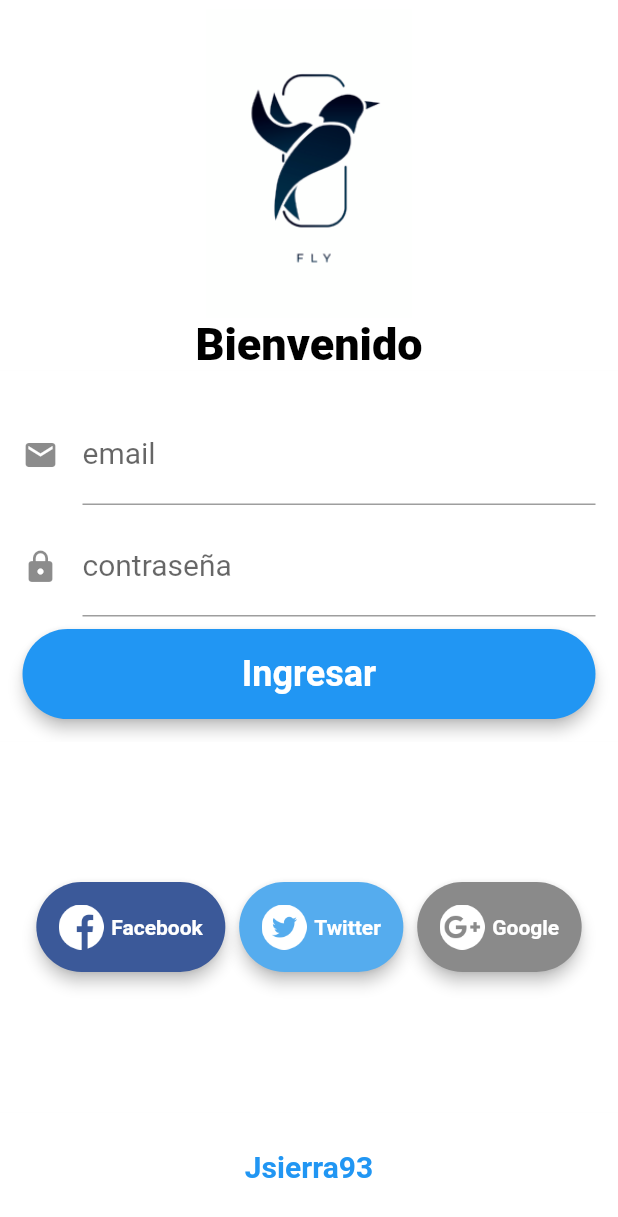
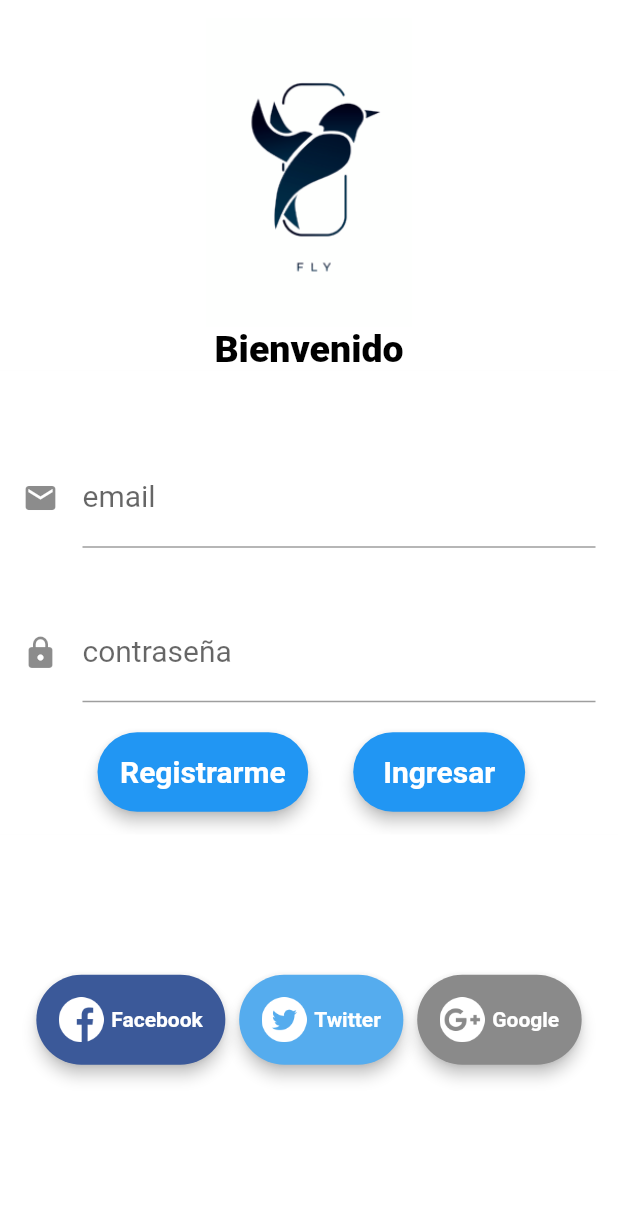
Before and after one commit to jsierra93/Login_Flutter_Local, a Flutter app: the screen it shows after launch, on a phone screen of 412 x 824 dp. Shown: the top 1217 px of the screen. Run offline on Flutter 3.47's test engine with Material 2 defaults, Android fonts, the phone set to English and light mode, and no system bars; our stand-ins replace sqflite; accounts and stored records are empty.

Commit message:
Se agrega boton registrar desde el mismo formulario de login funcionando

```diff
--- a/lib/pages/login_page.dart
+++ b/lib/pages/login_page.dart
@@ -1,4 +1,5 @@
 import 'package:flutter/material.dart';
+import 'package:login_flutter_local/model/User.dart';
 import 'package:login_flutter_local/pages/home_page.dart';
 import 'package:login_flutter_local/providers/login_provider.dart';
 import 'package:login_flutter_local/services/user_db.dart';
@@ -56,7 +57,7 @@ class _LoginPageState extends State<LoginPage> {
                 'Bienvenido',
                 textAlign: TextAlign.center,
                 style: TextStyle(
-                    fontSize: 30,
+                    fontSize: 25,
                     color: Colors.black,
                     decoration: TextDecoration.none,
                     fontWeight: FontWeight.w800),
@@ -69,12 +70,12 @@ class _LoginPageState extends State<LoginPage> {
   Widget _formContainer() {
     var loginProvider = Provider.of<LoginProvider>(context);
     var hidePass = true;
-    var _email;
-    var _pass;
+    String email;
+    String pass;
     return Container(
         padding: EdgeInsets.all(15.0),
         color: Colors.white,
-        height: (MediaQuery.of(context).size.height / 4) * 1.2,
+        height: (MediaQuery.of(context).size.height / 4) * 1.5,
         child: Form(
           key: _formKey,
           child: Column(
@@ -83,8 +84,8 @@ class _LoginPageState extends State<LoginPage> {
               TextFormField(
                   keyboardType: TextInputType.emailAddress,
                   onSaved: (value) {
-                    loginProvider.user = value;
-                    _email = value;
+                    email = value;
+                    loginProvider.email = value;
                   },
                   style: TextStyle(fontSize: 20),
                   decoration: InputDecoration(
@@ -92,8 +93,8 @@ class _LoginPageState extends State<LoginPage> {
               Spacer(),
               TextFormField(
                   onSaved: (value) {
+                    pass = value;
                     loginProvider.pass = value;
-                    _pass = value;
                   },
                   obscureText: hidePass,
                   style: TextStyle(fontSize: 20),
@@ -101,34 +102,93 @@ class _LoginPageState extends State<LoginPage> {
                     labelText: 'contraseña',
                     icon: Icon(Icons.lock),
                   )),
-              Spacer(),
-              Container(
+              SizedBox(
+                height: 20,
+              ),
+              Padding(
+                padding: const EdgeInsets.only(left: 50),
+                child: Row(
+                  children: <Widget>[
+                    RaisedButton(
+                        shape: StadiumBorder(),
+                        elevation: 4,
+                        child: Text('Registrarme',
+                            style: TextStyle(
+                                fontSize: 20, fontWeight: FontWeight.bold)),
+                        padding: EdgeInsets.all(15),
+                        color: Colors.blue,
+                        textColor: Colors.white,
+                        splashColor: Colors.black45,
+                        onPressed: () {
+                          final form = _formKey.currentState;
+                          form.save();
+                          form.reset();
+                          UserDb.db
+                              .insertUser(new User(
+                                  email: email, pass: pass, profile: 'admin'))
+                              .then((cantRegistro) {
+                                print('registrado : $cantRegistro');
+                            if (cantRegistro) {
+                              loginProvider.isLogin = true;
+                              FocusScope.of(context).requestFocus(
+                                  FocusNode()); // para ocultar el teclado
+                              Navigator.push(context,
+                                  MaterialPageRoute(builder: (context) {
+                                return (HomePage());
+                              }));
+                            } else {
+                              _dialogErrorAutent();
+                            }
+                          });
+                        }),
+                    SizedBox(
+                      width: 30,
+                    ),
+                    RaisedButton(
+                        shape: StadiumBorder(),
+                        elevation: 4,
+                        child: Text(' Ingresar ',
+                            style: TextStyle(
+                                fontSize: 20, fontWeight: FontWeight.bold)),
+                        padding: EdgeInsets.all(15),
+                        color: Colors.blue,
+                        textColor: Colors.white,
+                        splashColor: Colors.black45,
+                        onPressed: () {
+                          final form = _formKey.currentState;
+                          form.save();
+                          form.reset();
+                          UserDb.db.authenticator(email, pass).then((isLogin) {
+                            if (isLogin) {
+                              loginProvider.isLogin = true;
+                              FocusScope.of(context).requestFocus(
+                                  FocusNode()); // para ocultar el teclado
+                              Navigator.push(context,
+                                  MaterialPageRoute(builder: (context) {
+                                return (HomePage());
+                              }));
+                            } else {
+                              _dialogErrorAutent();
+                            }
+                          });
+                        }),
+                  ],
+                ),
+              ),
+              /*Container(
                 width: double.infinity,
-                height: 60,
+                height: 50,
                 child: RaisedButton(
                     shape: StadiumBorder(),
                     elevation: 4,
                     child: Text('Ingresar',
                         style: TextStyle(
                             fontSize: 24, fontWeight: FontWeight.bold)),
-                    padding: EdgeInsets.all(15),
+                    padding: EdgeInsets.all(10),
                     color: Colors.blue,
                     textColor: Colors.white,
                     splashColor: Colors.black45,
                     onPressed: () {
-                      /*
-                      print('All Users');
-                      UserDb.db.getUsers().then(
-                        (userList) {
-                          userList.forEach((user) {
-                            print(user.toString());
-                          });
-                        },
-                      );
-                     UserDb.db.deleteUser('jsierra93@hotmail.com').then((val) {
-                        print(val);
-                      });*/
-
                       final form = _formKey.currentState;
                       form.save();
                       form.reset();
@@ -142,13 +202,28 @@ class _LoginPageState extends State<LoginPage> {
                               MaterialPageRoute(builder: (context) {
                             return (HomePage());
                           }));
-                        }else{
+                        } else {
                           _dialogErrorAutent();
                         }
                       });
                       loginProvider.isLogin = true;
                     }),
               ),
+              Container(
+                width: double.infinity,
+                height: 30,
+                child: RaisedButton(
+                    shape: StadiumBorder(),
+                    elevation: 4,
+                    child: Text('Registrar',
+                        style: TextStyle(
+                            fontSize: 24, fontWeight: FontWeight.bold)),
+                    padding: EdgeInsets.all(10),
+                    color: Colors.blue,
+                    textColor: Colors.white,
+                    splashColor: Colors.black45,
+                    onPressed: () {}),
+              ),*/
             ],
           ),
         ));
```
Also changed, not shown: lib/providers/login_provider.dart (+32 -0 lines), lib/services/user_db.dart (+22 -15 lines).
